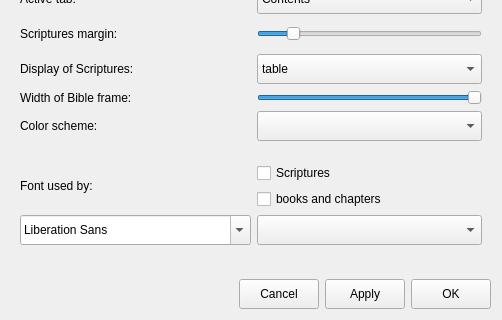
Qt form settingswindow.ui (Anchorm/SoulAnchor) before a commit; both pictures show x 0 to 502 and y 180 to 500 of the 502 by 500 pixel window.
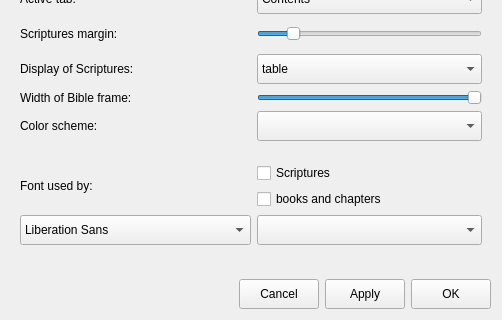
The same form after that commit. Icons and pictures are not drawn.

What changed in the file:
```diff
--- a/settingswindow.ui
+++ b/settingswindow.ui
@@ -597,6 +597,9 @@
         <property name="toolTip">
          <string notr="true"/>
         </property>
+        <property name="editable">
+         <bool>false</bool>
+        </property>
         <property name="fontFilters">
          <set>QFontComboBox::AllFonts</set>
         </property>
```
